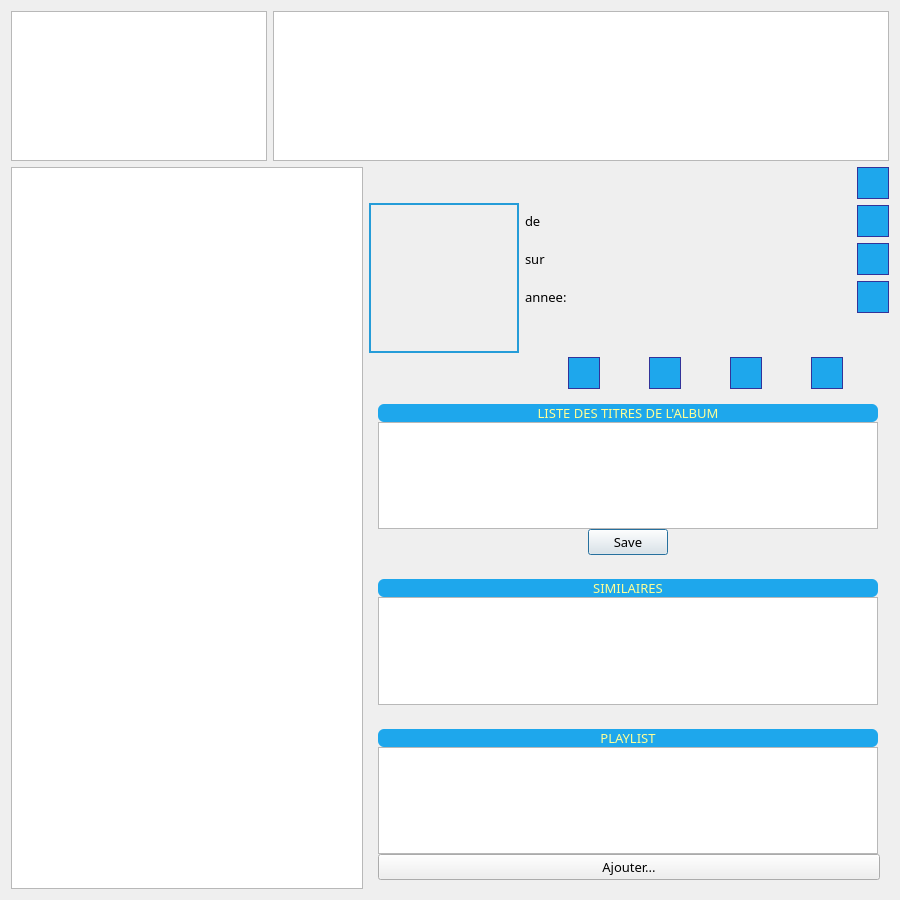
The window that projet-musique/core/ongletmp3.ui (toopoormaghell/projet-musique) describes before a commit, drawn with Qt 5.
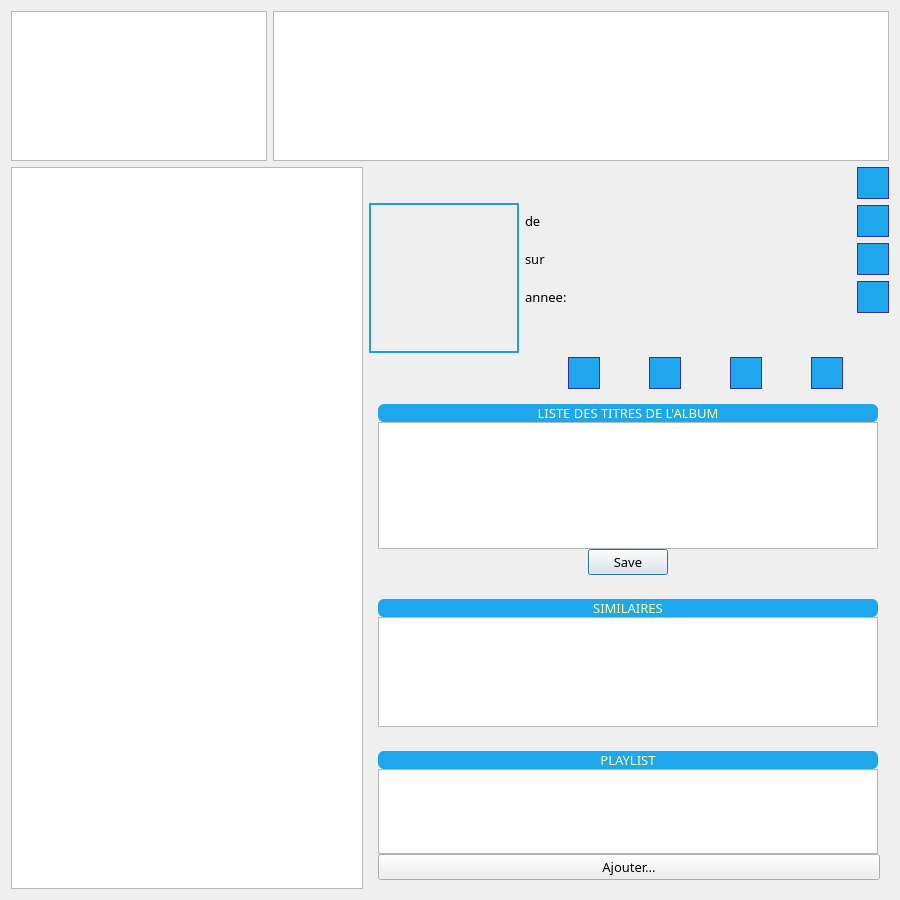
The same window after the commit. Icons and pictures are not drawn.

Commit message: Correction d'un bug où la fenêtre sortait de l'écran quand le logiciel fait un actualiser MP3.

Patch:
```diff
--- a/projet-musique/core/ongletmp3.ui
+++ b/projet-musique/core/ongletmp3.ui
@@ -118,6 +118,9 @@
    </item>
    <item>
     <layout class="QHBoxLayout" name="horizontalLayout_4">
+     <property name="sizeConstraint">
+      <enum>QLayout::SetFixedSize</enum>
+     </property>
      <item>
       <widget class="QTableWidget" name="AlbumsTitres">
        <property name="baseSize">
@@ -806,7 +809,7 @@
             <property name="maximumSize">
              <size>
               <width>500</width>
-              <height>200</height>
+              <height>175</height>
              </size>
             </property>
             <property name="iconSize">
@@ -890,7 +893,7 @@
             <property name="maximumSize">
              <size>
               <width>500</width>
-              <height>16777215</height>
+              <height>150</height>
              </size>
             </property>
             <property name="iconSize">
```
Left out of the diff: 6 changed lines with no effect on the pictures. The commit also changes 3 other files.
